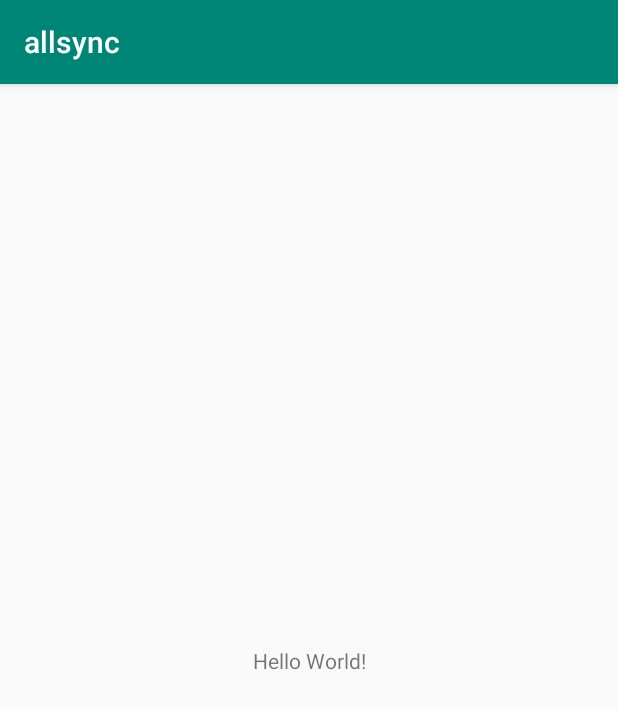
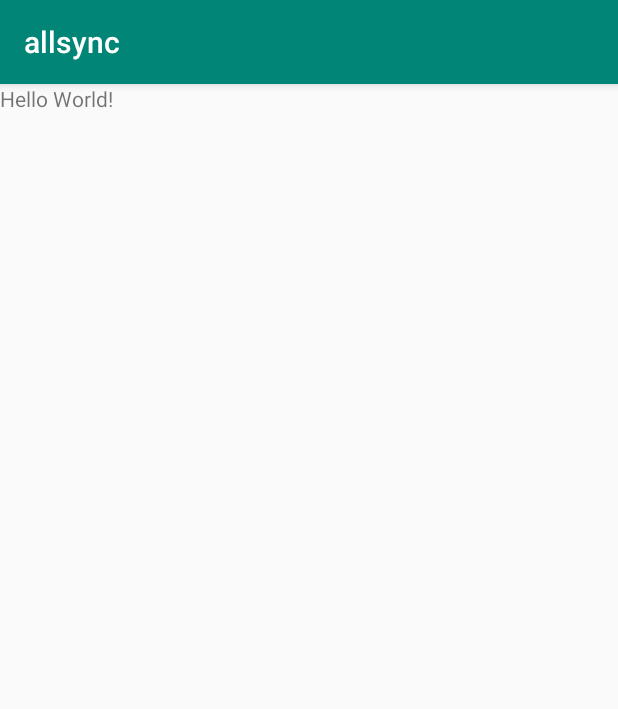
Before and after one commit to zenstateofmind/allsync, an Android app: the screen it shows after launch (MainActivity), on a phone screen of 412 x 824 dp. Shown: the top 709 px of the screen. Run offline under Robolectric (Android 15) with nearby library versions, the phone set to English and light mode, and no system bars.

```diff
--- a/app/src/main/res/layout/activity_main.xml
+++ b/app/src/main/res/layout/activity_main.xml
@@ -10,9 +10,6 @@
         android:layout_width="wrap_content"
         android:layout_height="wrap_content"
         android:text="Hello World!"
-        app:layout_constraintBottom_toBottomOf="parent"
-        app:layout_constraintLeft_toLeftOf="parent"
-        app:layout_constraintRight_toRightOf="parent"
-        app:layout_constraintTop_toTopOf="parent" />
+        android:id="@+id/show_results"/>
 
 </android.support.constraint.ConstraintLayout>
```
